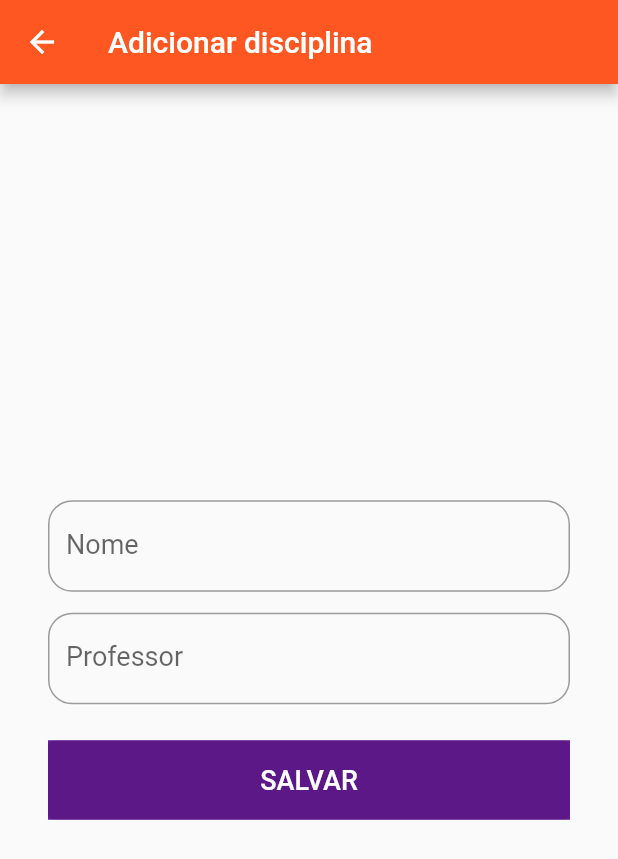
After one commit to GL-Tech-Solutions/to-do-list-universitario, a Flutter app: the screen it shows after launch, item 2 of the bottom bar chosen, after a tap on the "add" icon, on a phone screen of 412 x 824 dp. The commit adds this screen. Shown: the top 859 px of the screen. Run offline on Flutter 3.47's test engine with Material 2 defaults, Android fonts, the phone set to English and light mode, and no system bars; our stand-ins replace shared_preferences.

Commit message:
Add a new file adicionar_disciplina_page

```diff
--- /dev/null
+++ b/lib/pages/adicionar_disciplina_page.dart
@@ -0,0 +1,98 @@
+import 'package:flutter/material.dart';
+
+class AdicionarDisciplinaPage extends StatefulWidget {
+  const AdicionarDisciplinaPage({super.key});
+
+
+  @override
+  State<AdicionarDisciplinaPage> createState() => _AdicionarDisciplinaPageState();
+}
+
+class _AdicionarDisciplinaPageState extends State<AdicionarDisciplinaPage> {
+  final _form = GlobalKey<FormState>(); // Gera uma key (identificador) para o formulário
+
+  final _nome = TextEditingController();
+  @override
+  Widget build(BuildContext context) {
+    return Scaffold(
+      appBar: AppBar(
+        title: Text(
+          'Adicionar disciplina'
+        ),
+      ),
+      body: Center(
+        child: Padding(
+          padding: EdgeInsets.all(32),
+          child: SingleChildScrollView(
+            reverse: true,
+            child: Column(
+              mainAxisAlignment: MainAxisAlignment.center,
+              children: [
+                Form(
+                  key: _form,
+                  child: Column(
+                    children: [
+                      TextFormField(
+                        maxLines: null,
+                        controller: _nome,
+                        style: TextStyle(
+                          fontSize: 18
+                        ),
+                        decoration: InputDecoration(
+                          border: OutlineInputBorder(
+                            borderRadius: BorderRadius.all(Radius.circular(16))
+                          ),
+                          labelText: 'Nome'
+                        ),
+                      ),
+                      Padding(
+                        padding: EdgeInsets.only(top: 14),
+                        child: TextFormField(
+                          maxLines: null,
+                          controller: _nome,
+                          style: TextStyle(
+                            fontSize: 18
+                          ),
+                          decoration: InputDecoration(
+                            border: OutlineInputBorder(
+                              borderRadius: BorderRadius.all(Radius.circular(16))
+                            ),
+                            labelText: 'Professor'
+                          ),
+                        ),
+                      )
+                    ],
+                  ),
+                ),
+                Container(
+                  decoration: BoxDecoration(
+                    color: Colors.purple[800]
+                  ),
+                  alignment: Alignment.bottomCenter,
+                  margin: EdgeInsets.only(top: 24),
+                  child: ElevatedButton(
+                    onPressed: null,
+                    child: Row(
+                      mainAxisAlignment: MainAxisAlignment.center,
+                      children: [
+                        Padding(padding: EdgeInsets.all(16),
+                        child: Text(
+                          'SALVAR',
+                          style: TextStyle(
+                            color: Colors.white,
+                            fontSize: 18
+                          ),
+                        ),
+                        )
+                      ],
+                    ),
+                  ),
+                )
+              ],
+            ),
+          ),
+        ),
+      ),
+    );
+  }
+}
--- a/lib/pages/disciplinas_page.dart
+++ b/lib/pages/disciplinas_page.dart
@@ -4,6 +4,8 @@ import 'package:flutter_aula_1/models/disciplina.dart';
 import 'package:flutter_aula_1/repositories/listar_tarefas_repository.dart';
 import 'package:flutter_aula_1/repositories/disciplina_repository.dart';
 import 'package:provider/provider.dart';
+
+import 'adicionar_disciplina_page.dart';
 
 class DisciplinasPage extends StatefulWidget { ////StatefulWidget - Um Widget mutável
 
@@ -48,11 +50,22 @@ class _DisciplinasPageState extends State<DisciplinasPage> {
     return buffer.toString();
   }
 
+adicionarDisciplina() {
+    Navigator.push(
+      context,
+      MaterialPageRoute(
+        builder: (_) => AdicionarDisciplinaPage(),
+      ),
+    );
+  }
   @override
   Widget build(BuildContext context) { //Método build cria o widget em si
     return Scaffold( //Scaffold serve para formatar nossa tela em um MaterialApp
       appBar: AppBar(
         title: Text('Disciplinas'),
+        actions: [
+          IconButton(onPressed: adicionarDisciplina, icon: Icon(Icons.add))
+        ],
       ),
       body: ListView.separated( //Corpo do App - Neste caso, uma ListView
         itemBuilder: (BuildContext context, int disciplina) {
```
